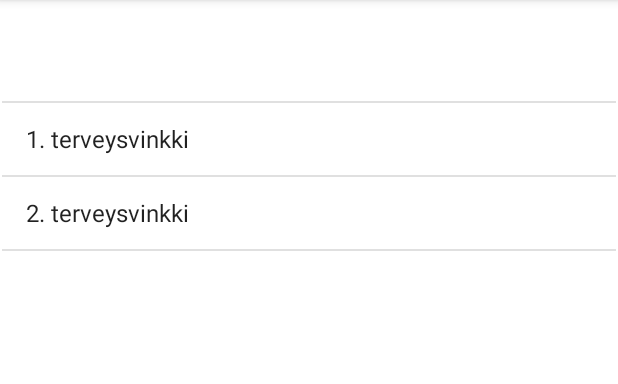
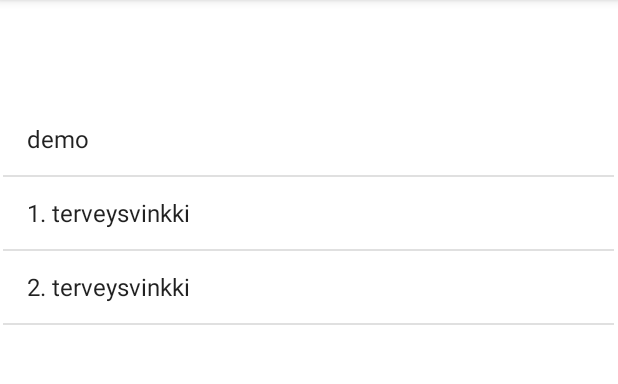
Before and after one commit to valttesn/TarmoApp, an Android app: the screen it shows after launch (FitnessTipsActivity), in the side drawer, after a tap on "Terveysvinkit", on a phone screen of 412 x 824 dp, the part 84-468 px from its top. Run offline under Robolectric (Android 15) with nearby library versions, the phone set to English and light mode, and no system bars.

Commit message:
Fixed the ListView

```diff
--- a/app/src/main/java/com/example/tarmoapp/FitnessTip.java
+++ b/app/src/main/java/com/example/tarmoapp/FitnessTip.java
@@ -14,7 +14,7 @@ public class FitnessTip {
     }
 
     //Palauttaa fitness tipsien tekstin
-    public String  getComment() {
+    public String getComment() {
         return comment;
     }
 
--- a/app/src/main/java/com/example/tarmoapp/FitnessTipsActivity.java
+++ b/app/src/main/java/com/example/tarmoapp/FitnessTipsActivity.java
@@ -4,7 +4,6 @@ import androidx.appcompat.app.AppCompatActivity;
 
 import android.content.Intent;
 import android.os.Bundle;
-import android.util.Log;
 import android.widget.ArrayAdapter;
 import android.widget.ListView;
 
--- a/app/src/main/java/com/example/tarmoapp/Singleton.java
+++ b/app/src/main/java/com/example/tarmoapp/Singleton.java
@@ -10,8 +10,7 @@ public class Singleton extends AppCompatActivity {
 
     private static final Singleton instance = new Singleton();
     public static List<FitnessTip> list = Arrays.asList(
-            //Jostain syystä ensimmäinen rivi ei toimi listassa, mutta näyttää kaikki sen jälkeiset ihan normaalisti
-            new FitnessTip("", ""),
+            new FitnessTip("demo", "jeejee"),
             new FitnessTip("1. terveysvinkki", "Juo sukat ja vaihda vedet"),
             new FitnessTip("2. terveysvinkki", "Vaihda vedet ja juo sukat"));
 
--- a/app/src/main/res/layout/activity_fitness_tips.xml
+++ b/app/src/main/res/layout/activity_fitness_tips.xml
@@ -8,10 +8,11 @@
 
     <ListView
         android:id="@+id/list"
-        android:layout_width="409dp"
-        android:layout_height="729dp"
+        android:layout_width="407dp"
+        android:layout_height="631dp"
         app:layout_constraintBottom_toBottomOf="parent"
         app:layout_constraintEnd_toEndOf="parent"
+        app:layout_constraintHorizontal_bias="0.483"
         app:layout_constraintStart_toStartOf="parent"
         app:layout_constraintTop_toTopOf="parent" />
 </androidx.constraintlayout.widget.ConstraintLayout>
```
